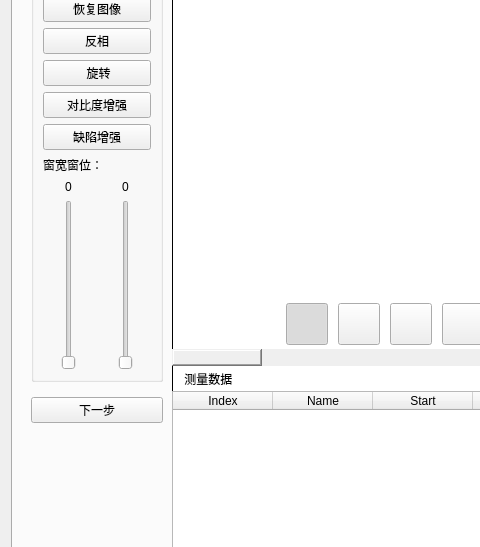
Old version of the form DefectRecognitionSystem/recognizewdg.ui in the repository MoutainVision/RadiographicTesting; both pictures show x 0 to 480 and y 230 to 777 of the 1199 by 868 pixel window.
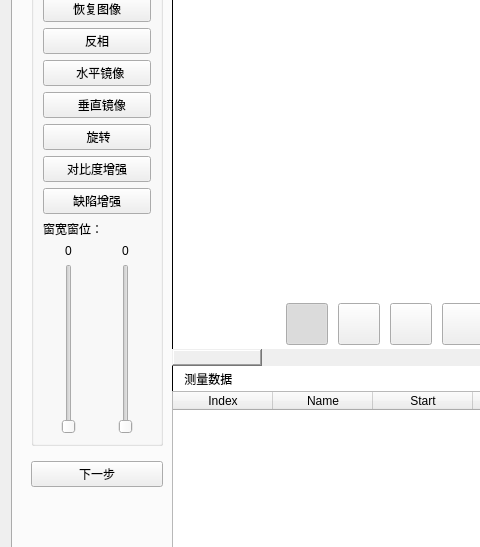
New version of the form. Icons and pictures are not drawn.

Commit message: 预处理界面简单调整，测量功能完成手势移动预览图

Patch:
```diff
--- a/DefectRecognitionSystem/recognizewdg.ui
+++ b/DefectRecognitionSystem/recognizewdg.ui
@@ -122,6 +122,26 @@
                </property>
               </widget>
              </item>
+             <item>
+              <widget class="QPushButton" name="pushButton_Mirror">
+               <property name="text">
+                <string>  水平镜像</string>
+               </property>
+               <property name="checkable">
+                <bool>true</bool>
+               </property>
+              </widget>
+             </item>
+             <item>
+              <widget class="QPushButton" name="pushButton_Flip">
+               <property name="text">
+                <string>   垂直镜像</string>
+               </property>
+               <property name="checkable">
+                <bool>true</bool>
+               </property>
+              </widget>
+             </item>
              <item>
               <widget class="QPushButton" name="pushButton_rotate">
                <property name="text">
```
The commit also changes 2 other files.
